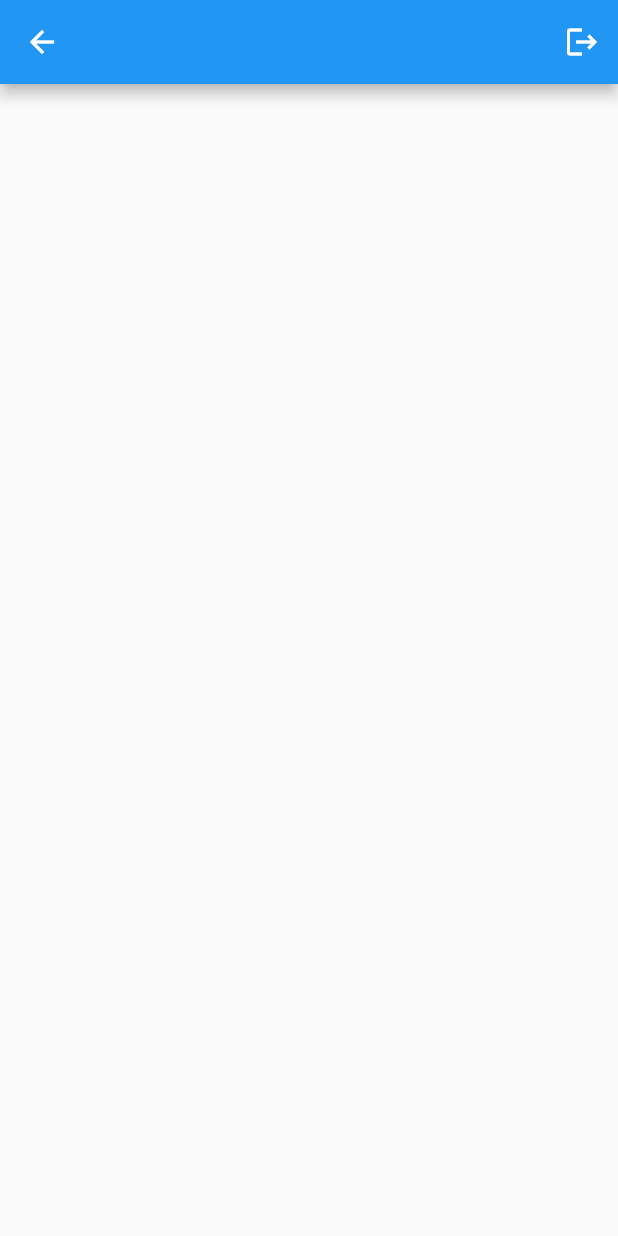
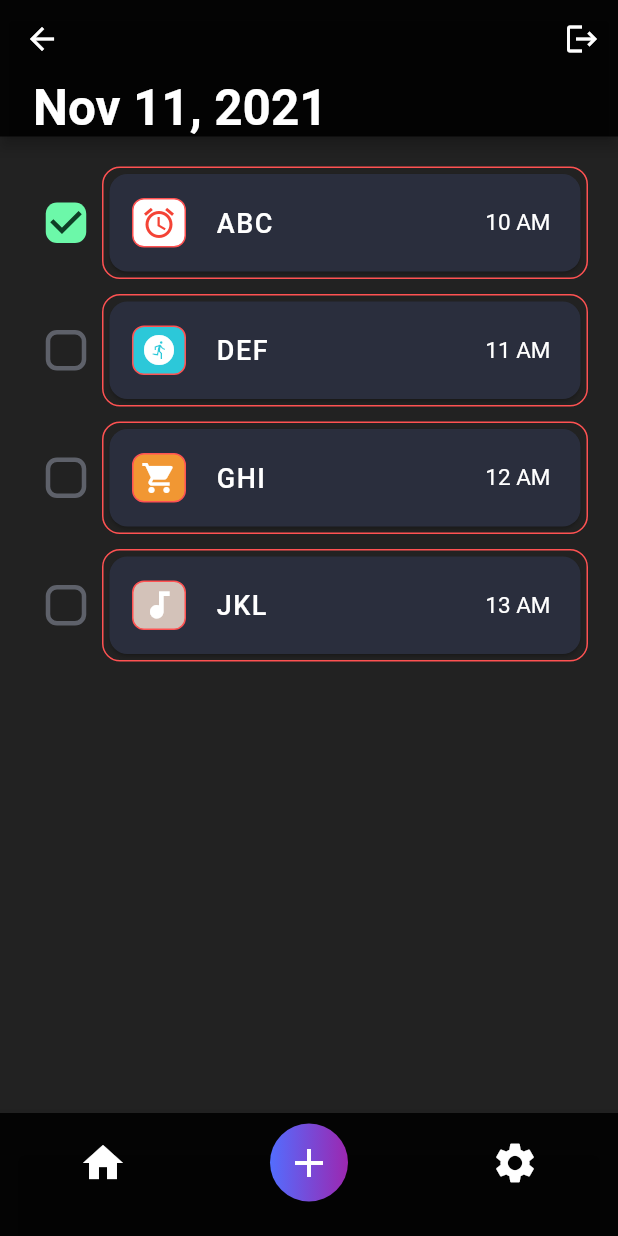
Before and after one commit to CPAD4Y2023/CPAD4Y2023Team08, a Flutter app: the HomePage screen opened directly, on a phone screen of 412 x 824 dp. Run offline on Flutter 3.47's test engine with Material 2 defaults, Android fonts, the light colour scheme and no system bars; our stand-ins replace firebase_auth, firebase_core, otp_text_field; accounts and stored records are empty.

Commit message:
update to-do page

```diff
--- a/Do-it-now/lib/main.dart
+++ b/Do-it-now/lib/main.dart
@@ -2,6 +2,7 @@ import 'package:firebase_core/firebase_core.dart';
 import 'package:flutter/material.dart';
 import 'package:firebase_auth/firebase_auth.dart' as firebase_auth;
 import 'package:momento/Service/Auth_Service.dart';
+import 'package:momento/pages/AddToDo.dart';
 import 'package:momento/pages/HomePage.dart';
 import 'package:momento/pages/SignUpPage.dart';
 
--- a/Do-it-now/lib/pages/HomePage.dart
+++ b/Do-it-now/lib/pages/HomePage.dart
@@ -1,9 +1,11 @@
 import 'package:flutter/material.dart';
 import 'package:momento/Service/Auth_Service.dart';
+import 'package:momento/pages/AddTodo.dart';
 import 'package:momento/pages/SignUpPage.dart';
+import 'package:momento/pages/TodoCard.dart';
 
 class HomePage extends StatefulWidget {
-  HomePage({Key? key}) : super(key: key);
+  const HomePage({Key? key}) : super(key: key);
 
   @override
   _HomePageState createState() => _HomePageState();
@@ -14,7 +16,17 @@ class _HomePageState extends State<HomePage> {
   @override
   Widget build(BuildContext context) {
     return Scaffold(
+      backgroundColor: Colors.black87,
       appBar: AppBar(
+        backgroundColor: Colors.black87,
+        // title: Text(
+        //   "Todays Schedule",
+        //   style: TextStyle(
+        //     fontSize: 34,
+        //     fontWeight: FontWeight.bold,
+        //     color: Colors.white,
+        //   ),
+        // ),
         actions: [
           IconButton(
               icon: Icon(Icons.logout),
@@ -26,6 +38,122 @@ class _HomePageState extends State<HomePage> {
                     (route) => false);
               })
         ],
+        bottom: PreferredSize(
+          child: Align(
+            alignment: Alignment.centerLeft,
+            child: Padding(
+              padding: const EdgeInsets.only(left: 22),
+              child: Text(
+                "Nov 11, 2021",
+                style: TextStyle(
+                  fontSize: 33,
+                  fontWeight: FontWeight.w600,
+                  color: Colors.white,
+                ),
+              ),
+            ),
+          ),
+          preferredSize: Size.fromHeight(35),
+        ),
+      ),
+      bottomNavigationBar: BottomNavigationBar(
+        backgroundColor: Colors.black87,
+        items: [
+          BottomNavigationBarItem(
+              icon: Icon(
+                Icons.home,
+                size: 32,
+                color: Colors.white,
+              ),
+              title: Container()),
+          BottomNavigationBarItem(
+            icon: InkWell(
+              onTap: () {
+                Navigator.push(context,
+                    MaterialPageRoute(builder: (builder) => AddTodoPage()));
+              },
+              child: Container(
+                height: 52,
+                width: 52,
+                decoration: BoxDecoration(
+                  shape: BoxShape.circle,
+                  gradient: LinearGradient(
+                    colors: [
+                      Colors.indigoAccent,
+                      Colors.purple,
+                    ],
+                  ),
+                ),
+                child: Icon(
+                  Icons.add,
+                  size: 32,
+                  color: Colors.white,
+                ),
+              ),
+            ),
+            title: Container(),
+          ),
+          BottomNavigationBarItem(
+            icon: Icon(
+              Icons.settings,
+              size: 32,
+              color: Colors.white,
+            ),
+            title: Container(),
+          ),
+        ],
+      ),
+      body: SingleChildScrollView(
+        child: Container(
+          height: MediaQuery.of(context).size.height,
+          width: MediaQuery.of(context).size.height,
+          padding: EdgeInsets.symmetric(horizontal: 20, vertical: 20),
+          child: Column(
+            children: [
+              TodoCard(
+                title: "ABC",
+                check: true,
+                iconBgColor: Colors.white,
+                iconColor: Colors.red,
+                iconData: Icons.alarm,
+                time: "10 AM",
+              ),
+              SizedBox(
+                height: 10,
+              ),
+              TodoCard(
+                title: "DEF",
+                check: false,
+                iconBgColor: Color(0xff2cc8d9),
+                iconColor: Colors.white,
+                iconData: Icons.run_circle,
+                time: "11 AM",
+              ),
+              SizedBox(
+                height: 10,
+              ),
+              TodoCard(
+                title: "GHI",
+                check: false,
+                iconBgColor: Color(0xfff19733),
+                iconColor: Colors.white,
+                iconData: Icons.local_grocery_store,
+                time: "12 AM",
+              ),
+              SizedBox(
+                height: 10,
+              ),
+              TodoCard(
+                title: "JKL",
+                check: false,
+                iconBgColor: Color(0xffd3c2b9),
+                iconColor: Colors.white,
+                iconData: Icons.audiotrack,
+                time: "13 AM",
+              ),
+            ],
+          ),
+        ),
       ),
     );
   }
```
Also changed, not shown: Do-it-now/lib/pages/AddTodo.dart (added, +220 -0 lines).
